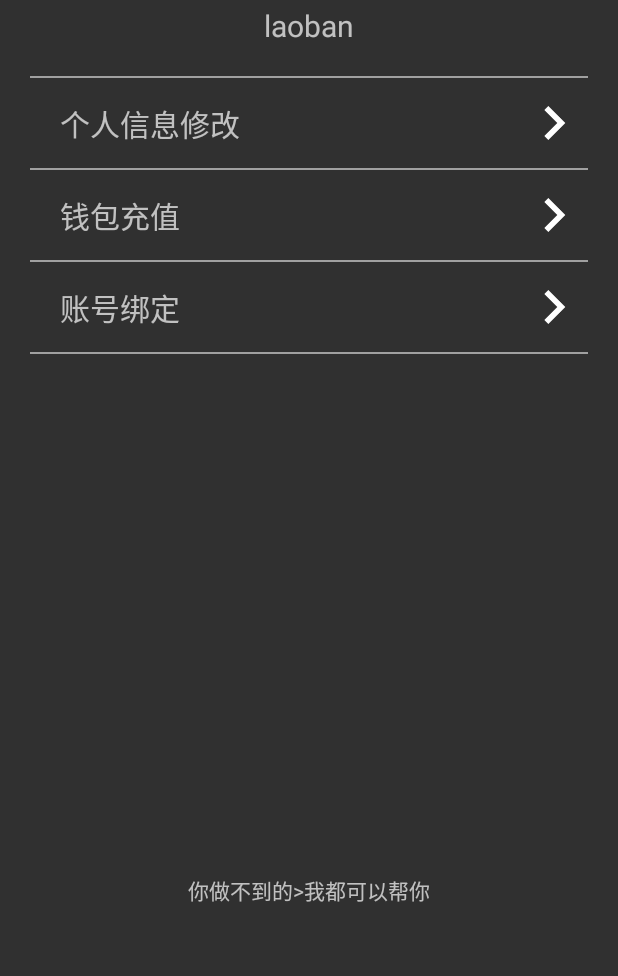
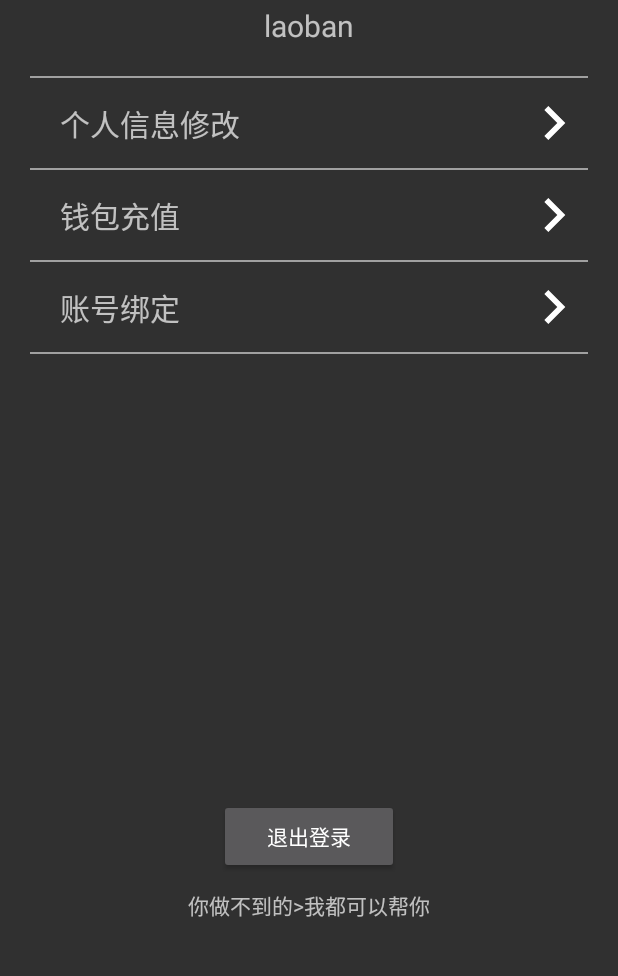
Before and after one commit to KingsleyChung/Android_Final_Project, an Android app: the layout activity_profile_fragment.xml on its own in the app's theme, with its tools: preview values and no code run, on a phone screen of 412 x 824 dp, the part 255-1231 px from its top. Run offline under Robolectric (Android 15) with nearby library versions, the phone set to English and light mode, and no system bars.

Commit message:
finish logout Button

```diff
--- a/client/app/src/main/java/cn/kingsleychung/final_project/ProfileFragment.java
+++ b/client/app/src/main/java/cn/kingsleychung/final_project/ProfileFragment.java
@@ -7,6 +7,7 @@ import android.support.v4.app.Fragment;
 import android.view.LayoutInflater;
 import android.view.View;
 import android.view.ViewGroup;
+import android.widget.Button;
 import android.widget.ImageView;
 import android.widget.TextView;
 
@@ -17,10 +18,12 @@ public class ProfileFragment extends Fragment{
     private View ProfileView;
     private ImageView imageView;
     private TextView textView;
+    private Button logoutButton;
     public View onCreateView(LayoutInflater inflater, @Nullable ViewGroup container, Bundle savedInstanceState) {
         ProfileView = inflater.inflate(R.layout.activity_profile_fragment, container, false);
         imageView = ProfileView.findViewById(R.id.profilePhoto);
         textView = ProfileView.findViewById(R.id.profileName);
+        logoutButton = ProfileView.findViewById(R.id.logoutButton);
         String username = UserManagement.getInstance().getUser().getUserName() + ".jpg";
         textView.setText(UserManagement.getInstance().getUser().getUserName());
         UserManagement.getInstance().getPhoto(username, new Subscriber<Bitmap>() {
@@ -39,6 +42,13 @@ public class ProfileFragment extends Fragment{
                 imageView.setImageBitmap(bitmap);
             }
         });
+        // TODO with logout
+        logoutButton.setOnClickListener(new View.OnClickListener() {
+            @Override
+            public void onClick(View v) {
+
+            }
+        });
         return ProfileView;
     }
 }
--- a/client/app/src/main/res/layout/activity_profile_fragment.xml
+++ b/client/app/src/main/res/layout/activity_profile_fragment.xml
@@ -145,14 +145,23 @@
         android:layout_width="0dp"
         android:layout_height="1dp">
     </LinearLayout>
-
     <TextView
+        android:id="@+id/ourLan"
         android:text="你做不到的>我都可以帮你"
         app:layout_constraintBottom_toBottomOf="parent"
-        android:layout_marginBottom="50dp"
+        android:layout_marginBottom="40dp"
         android:layout_width="wrap_content"
         android:layout_height="wrap_content"
         app:layout_constraintLeft_toLeftOf="parent"
         app:layout_constraintRight_toRightOf="parent"
         />
+    <Button
+        android:id="@+id/logoutButton"
+        android:layout_marginBottom="10dp"
+        app:layout_constraintLeft_toLeftOf="parent"
+        app:layout_constraintRight_toRightOf="parent"
+        app:layout_constraintBottom_toTopOf="@+id/ourLan"
+        android:text="退出登录"
+        android:layout_width="120dp"
+        android:layout_height="50dp" />
 </android.support.constraint.ConstraintLayout>
```
